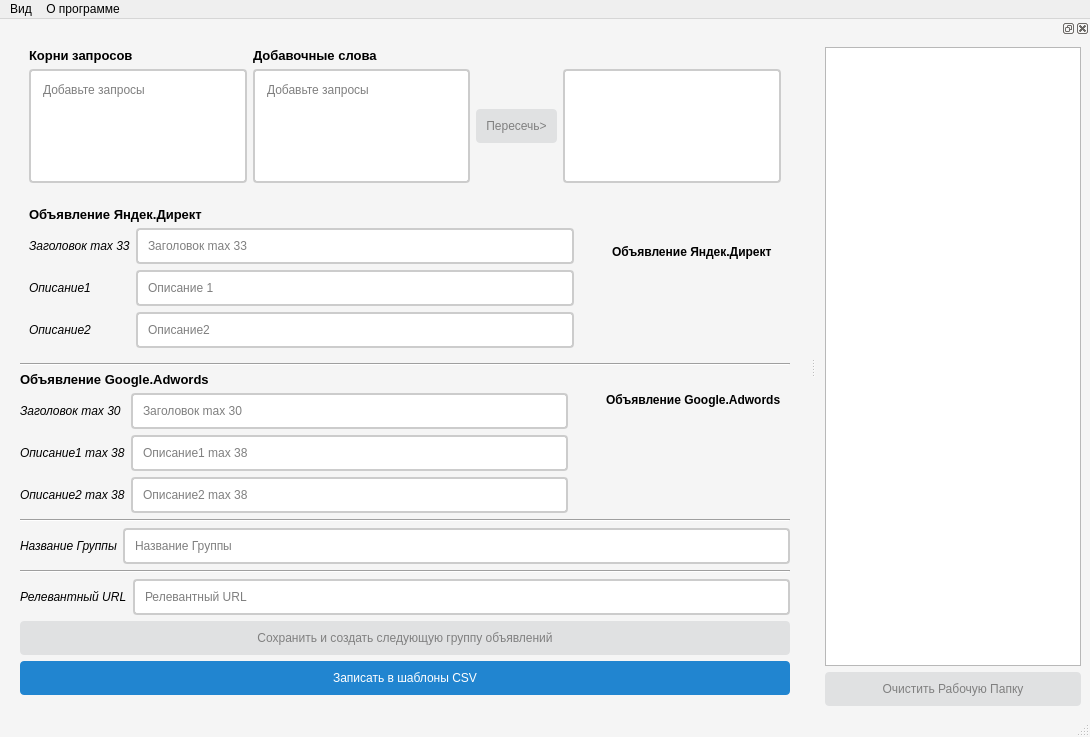
Above: kont_gen.ui from VitoZet/Kursa4 before the change. Below: the same form after it.
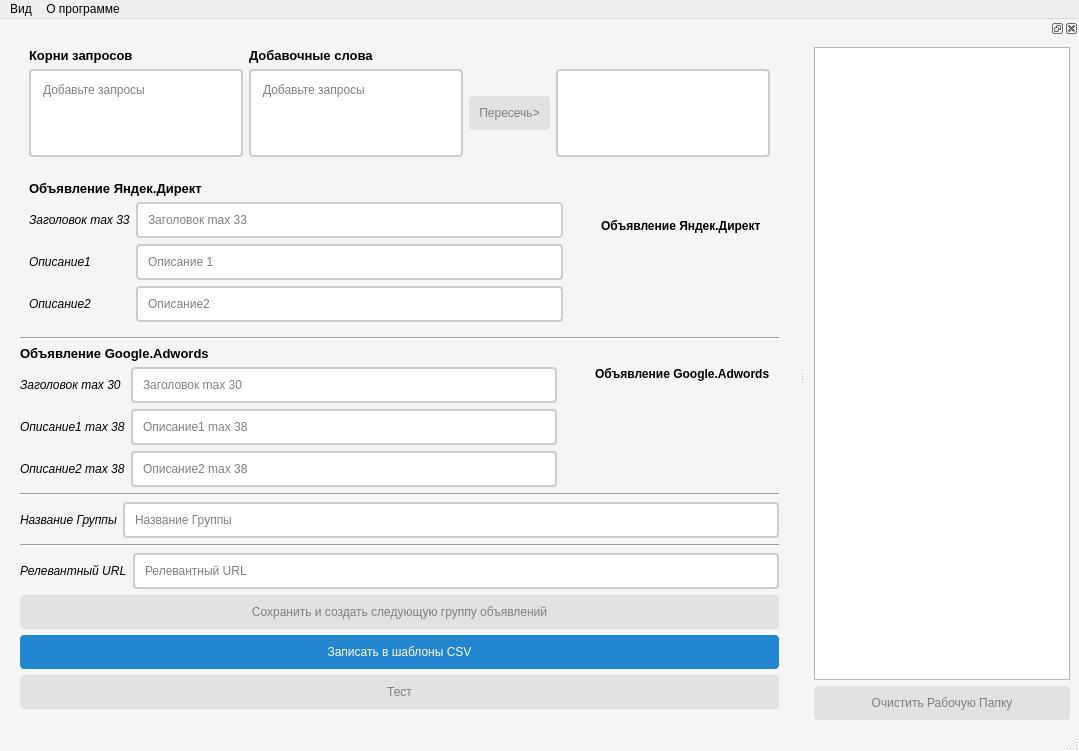
That is the form after the change.

Commit message: clear History Dir and Widget

Diff of the .ui file:
```diff
--- a/kont_gen.ui
+++ b/kont_gen.ui
@@ -6,8 +6,8 @@
    <rect>
     <x>0</x>
     <y>0</y>
-    <width>1090</width>
-    <height>737</height>
+    <width>1079</width>
+    <height>725</height>
    </rect>
   </property>
   <property name="windowTitle">
@@ -556,6 +556,13 @@
       </property>
      </widget>
     </item>
+    <item>
+     <widget class="QPushButton" name="pushButtonTEST">
+      <property name="text">
+       <string>Тест</string>
+      </property>
+     </widget>
+    </item>
    </layout>
    <zorder>line</zorder>
    <zorder>line_2</zorder>
@@ -570,7 +577,7 @@
     <rect>
      <x>0</x>
      <y>0</y>
-     <width>1090</width>
+     <width>1079</width>
      <height>21</height>
     </rect>
    </property>
@@ -590,13 +597,23 @@
   </widget>
   <widget class="QStatusBar" name="statusbar"/>
   <widget class="QDockWidget" name="historyDockWidget">
+   <property name="sizePolicy">
+    <sizepolicy hsizetype="Preferred" vsizetype="Preferred">
+     <horstretch>0</horstretch>
+     <verstretch>0</verstretch>
+    </sizepolicy>
+   </property>
    <attribute name="dockWidgetArea">
     <number>2</number>
    </attribute>
    <widget class="QWidget" name="dockWidgetContents">
     <layout class="QVBoxLayout" name="verticalLayout_3">
      <item>
-      <widget class="QListWidget" name="listNameGroupWidget"/>
+      <widget class="QListWidget" name="listNameGroupWidget">
+       <property name="enabled">
+        <bool>true</bool>
+       </property>
+      </widget>
      </item>
      <item>
       <widget class="QPushButton" name="ClearPushButton">
```
Left out of the diff: 1 changed line with no effect on the pictures. The commit also changes 1 other file.
